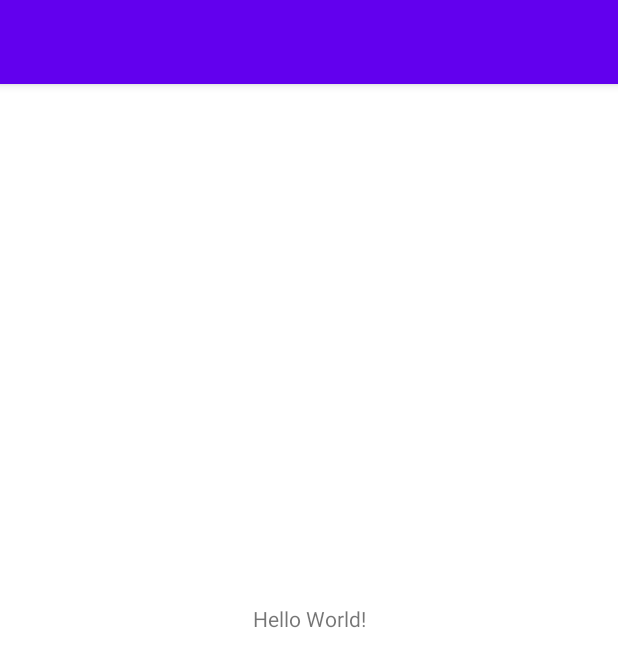
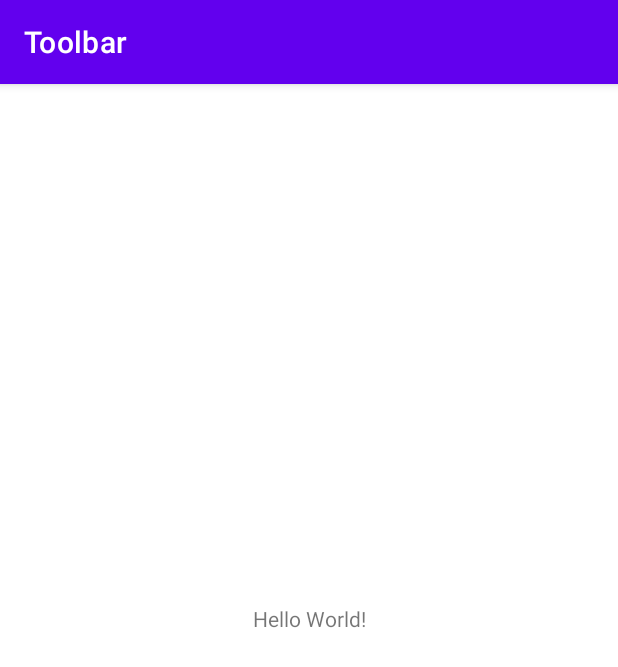
Before and after one commit to DanielH7-ctrl/A-Toolbar, an Android app: the screen it shows after launch (MainActivity), on a phone screen of 412 x 824 dp. Shown: the top 667 px of the screen. Run offline under Robolectric (Android 15) with nearby library versions, the phone set to English and light mode, and no system bars.

Commit message:
Añadir elementos

```diff
--- a/app/src/main/java/com/example/toolbar/MainActivity.kt
+++ b/app/src/main/java/com/example/toolbar/MainActivity.kt
@@ -2,10 +2,20 @@ package com.example.toolbar
 
 import androidx.appcompat.app.AppCompatActivity
 import android.os.Bundle
+import androidx.appcompat.widget.Toolbar
+
 
 class MainActivity : AppCompatActivity() {
+
+    var toolbar: Toolbar? = null
+
     override fun onCreate(savedInstanceState: Bundle?) {
         super.onCreate(savedInstanceState)
         setContentView(R.layout.activity_main)
+
+        toolbar = findViewById(R.id.toolbar)
+        toolbar?.setTitle(R.string.app_name)
+        setSupportActionBar(toolbar)
+
     }
 }
--- a/app/src/main/res/layout/activity_main.xml
+++ b/app/src/main/res/layout/activity_main.xml
@@ -7,12 +7,14 @@
     tools:context=".MainActivity">
 
     <androidx.appcompat.widget.Toolbar
+        android:id="@+id/toolbar"
         android:layout_width="match_parent"
         android:layout_height="?attr/actionBarSize"
         android:background="?attr/colorPrimary"
         android:elevation="4dp"
         android:theme="@style/ThemeOverlay.AppCompat.Light"
         app:popupTheme="@style/Theme.AppCompat.Light"
+        app:titleTextColor="@color/white"
         tools:ignore="MissingConstraints">
 
     </androidx.appcompat.widget.Toolbar>
--- a/app/src/main/res/values/strings.xml
+++ b/app/src/main/res/values/strings.xml
@@ -1,3 +1,4 @@
 <resources>
     <string name="app_name">Toolbar</string>
+    <string name="titulo_fav">Favorito</string>
 </resources>
```
Also changed, not shown: app/src/main/res/drawable/fav.xml (added, +10 -0 lines), app/src/main/res/menu/menu.xml (added, +10 -0 lines).
